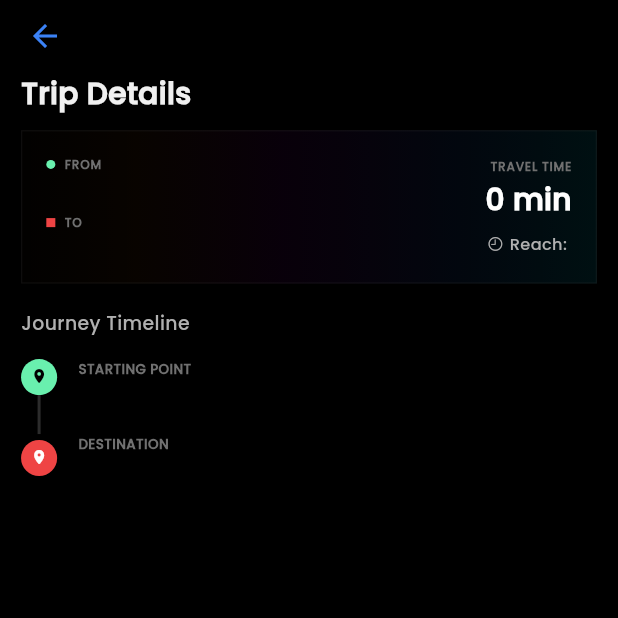
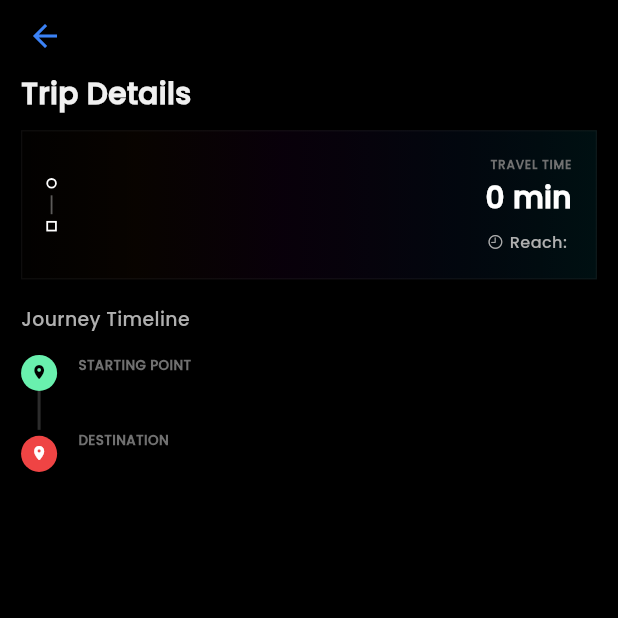
Before and after one commit to Anurajx/DelhiOverground, a Flutter app: the JourneyDetailsScreen screen opened directly with empty values, on a phone screen of 412 x 824 dp, the top half of it. Run offline on Flutter 3.47's test engine with Material 3 defaults, Android fonts, the light colour scheme and no system bars; our stand-ins replace animated_text_kit, flutter_screenutil, geolocator, google_maps_flutter, shared_preferences, skeletonizer and 1 more; missing offline and left inert: string_similarity; accounts and stored records are empty.

Commit message:
Add map navigation, planner nav & UI tweaks
Stop info: import JourneyPlanner and reorganize layout (line marker and details card moved above schedule). Wrap map icon in a GestureDetector and add a button that opens JourneyPlannerScreen with destination params. Adjust paddings and spacing.

Journey details: import url_launcher and adjust leg header visuals (marker sizes, borders, text layout). Replace FROM/TO labels with station names and add a "Navigate" action for walking legs that opens Google Maps walking directions between the leg stops.

Journey planner: use current location when source coords are missing before auto-search; otherwise still auto-trigger plan. Tweak various UI icons, sizes and spacings and adjust the swap button color.

Metro: change home FAB icon from search to bus.

Overall: small UI/UX improvements and added map-based navigation integrations between screens.

```diff
--- a/lib/elements/journey_details.dart
+++ b/lib/elements/journey_details.dart
@@ -3,6 +3,7 @@ import 'package:flutter/material.dart';
 import 'package:flutter_screenutil/flutter_screenutil.dart';
 import 'package:metroapp/elements/ServicesDir/journey_planner_service.dart';
 import 'package:metroapp/main.dart';
+import 'package:url_launcher/url_launcher.dart';
 
 class JourneyDetailsScreen extends StatelessWidget {
   final JourneyRoute route;
@@ -118,28 +119,19 @@ class JourneyDetailsScreen extends StatelessWidget {
                 Row(
                   children: [
                     Container(
-                      width: 6.w,
-                      height: 6.w,
-                      decoration: const BoxDecoration(
-                        color: Colors.greenAccent,
+                      width: 7.w,
+                      height: 7.w,
+                      decoration: BoxDecoration(
                         shape: BoxShape.circle,
+                        border: Border.all(
+                          color: Colors.white,
+                          width: 1.2.w,
                         ),
                       ),
-                    SizedBox(width: 6.w),
-                    Text(
-                      "FROM",
-                      style: TextStyle(
-                        color: AppColors.tertiaryText,
-                        fontFamily: 'Poppins',
-                        fontSize: 9.sp,
-                        fontWeight: FontWeight.w700,
-                        letterSpacing: 0.5,
                     ),
-                    ),
-                  ],
-                ),
-                SizedBox(height: 2.h),
-                Text(
+                    SizedBox(width: 10.w),
+                    Expanded(
+                      child: Text(
                         srcName,
                         maxLines: 1,
                         overflow: TextOverflow.ellipsis,
@@ -150,32 +142,40 @@ class JourneyDetailsScreen extends StatelessWidget {
                           fontWeight: FontWeight.w600,
                         ),
                       ),
-                SizedBox(height: 10.h),
+                    ),
+                  ],
+                ),
+                Row(
+                  children: [
+                    SizedBox(
+                      width: 7.w,
+                      height: 14.h,
+                      child: Center(
+                        child: Container(
+                          width: 1.2.w,
+                          color: Colors.white.withValues(alpha: 0.35),
+                        ),
+                      ),
+                    ),
+                    SizedBox(width: 10.w),
+                  ],
+                ),
                 Row(
                   children: [
                     Container(
-                      width: 6.w,
-                      height: 6.w,
-                      decoration: const BoxDecoration(
-                        color: AppColors.destructive,
+                      width: 7.w,
+                      height: 7.w,
+                      decoration: BoxDecoration(
                         shape: BoxShape.rectangle,
+                        border: Border.all(
+                          color: Colors.white,
+                          width: 1.2.w,
                         ),
                       ),
-                    SizedBox(width: 6.w),
-                    Text(
-                      "TO",
-                      style: TextStyle(
-                        color: AppColors.tertiaryText,
-                        fontFamily: 'Poppins',
-                        fontSize: 9.sp,
-                        fontWeight: FontWeight.w700,
-                        letterSpacing: 0.5,
                     ),
-                    ),
-                  ],
-                ),
-                SizedBox(height: 2.h),
-                Text(
+                    SizedBox(width: 10.w),
+                    Expanded(
+                      child: Text(
                         dstName,
                         maxLines: 1,
                         overflow: TextOverflow.ellipsis,
@@ -185,6 +185,9 @@ class JourneyDetailsScreen extends StatelessWidget {
                           fontSize: 13.sp,
                           fontWeight: FontWeight.w600,
                         ),
+                      ),
+                    ),
+                  ],
                 ),
               ],
             ),
@@ -503,6 +506,64 @@ class _TransitLegTimelineTileState extends State<TransitLegTimelineTile> {
                     height: 1.3,
                   ),
                 ),
+                if (isWalk) ...[
+                  SizedBox(height: 8.h),
+                  GestureDetector(
+                    onTap: () async {
+                      if (leg.stops.isNotEmpty) {
+                        final startLat = leg.stops.first.lat;
+                        final startLon = leg.stops.first.lon;
+                        final endLat = leg.stops.last.lat;
+                        final endLon = leg.stops.last.lon;
+                        final googleMapsUrl = Uri.parse(
+                          "https://www.google.com/maps/dir/?api=1&origin=$startLat,$startLon&destination=$endLat,$endLon&travelmode=walking",
+                        );
+                        try {
+                          if (await canLaunchUrl(googleMapsUrl)) {
+                            await launchUrl(
+                              googleMapsUrl,
+                              mode: LaunchMode.externalApplication,
+                            );
+                          } else {
+                            debugPrint("Could not launch $googleMapsUrl");
+                          }
+                        } catch (e) {
+                          debugPrint("Error launching walking route: $e");
+                        }
+                      }
+                    },
+                    child: Container(
+                      padding: EdgeInsets.symmetric(horizontal: 8.w, vertical: 4.h),
+                      decoration: BoxDecoration(
+                        color: Colors.transparent,
+                        border: Border.all(
+                          color: AppColors.divider,
+                          width: 0.8,
+                        ),
+                      ),
+                      child: Row(
+                        mainAxisSize: MainAxisSize.min,
+                        children: [
+                          Icon(
+                            CupertinoIcons.location_north_fill,
+                            color: AppColors.secondaryText,
+                            size: 11.sp,
+                          ),
+                          SizedBox(width: 5.w),
+                          Text(
+                            "Navigate",
+                            style: TextStyle(
+                              color: AppColors.secondaryText,
+                              fontFamily: 'Poppins',
+                              fontSize: 10.sp,
+                              fontWeight: FontWeight.w500,
+                            ),
+                          ),
+                        ],
+                      ),
+                    ),
+                  ),
+                ],
                 if (!isWalk && intermediateStops.isNotEmpty) ...[
                   SizedBox(height: 8.h),
                   Row(
--- a/lib/elements/metro.dart
+++ b/lib/elements/metro.dart
@@ -463,7 +463,7 @@ class _HomeScreenState extends State<HomeScreen> {
                         borderRadius: BorderRadius.all(Radius.circular(80)),
                       ),
                       child: const Center(
-                        child: Icon(CupertinoIcons.search, color: Colors.white),
+                        child: Icon(CupertinoIcons.bus, color: Colors.white),
                       ),
                     ),
                   ),
```
Also changed, not shown: lib/elements/StationDir/stop_info.dart (+31 -14 lines), lib/elements/journey_planner.dart (+16 -12 lines). Lines whose indentation alone changed are shown as unchanged.
